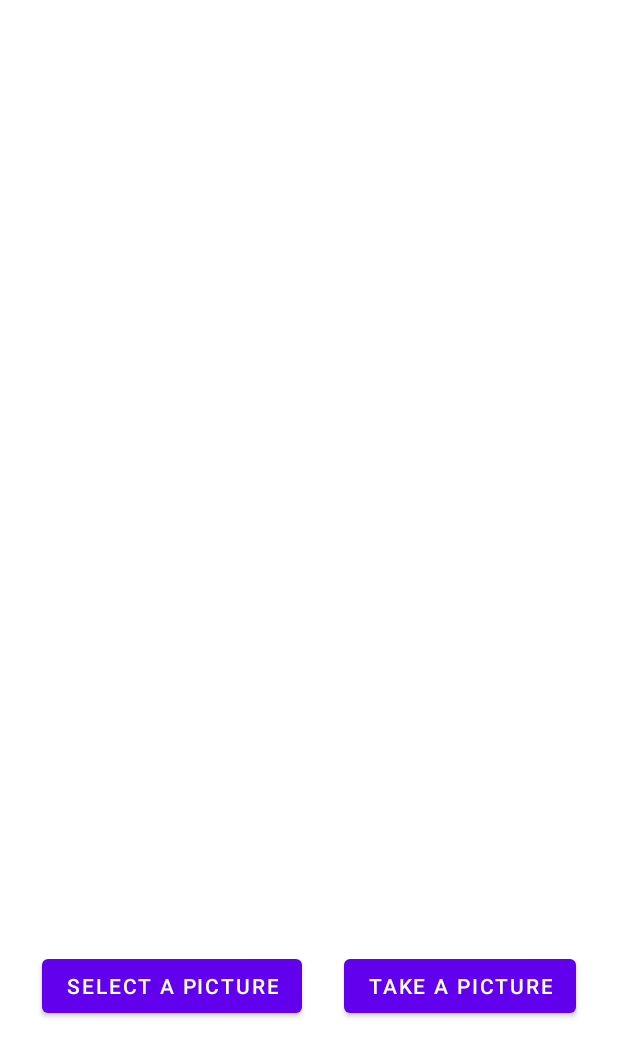
After one commit to arcreane/android-flappy-face, an Android app: the GalleryActivity screen opened directly, with no data from a screen before it, on a phone screen of 412 x 824 dp. The commit adds this screen. Shown: the top 1057 px of the screen. Run offline under Robolectric (Android 15) with nearby library versions, the phone set to English and light mode, and no system bars.

Commit message:
Version 1 de la partie prise de photo et selection d'une photo dans la gallerie

```diff
--- /dev/null
+++ b/app/src/main/java/flappy/face/GalleryActivity.java
@@ -0,0 +1,110 @@
+package flappy.face;
+
+import androidx.appcompat.app.AppCompatActivity;
+
+import android.app.Activity;
+import android.content.Intent;
+import android.content.pm.PackageManager;
+import android.graphics.Bitmap;
+import android.graphics.BitmapFactory;
+import android.hardware.Camera;
+import android.os.Bundle;
+import android.util.Log;
+import android.view.View;
+import android.widget.Button;
+import android.widget.ImageView;
+import android.widget.Toast;
+
+import java.io.FileNotFoundException;
+import java.io.IOException;
+import java.io.InputStream;
+
+public class GalleryActivity extends AppCompatActivity {
+
+    private static final int REQUEST_TAKE_PHOTO = 1;
+    private Bitmap bitmap;
+    private ImageView imageView;
+
+    public final static String DEBUG_TAG = "MakePhotoActivity";
+    private Camera camera;
+
+    @Override
+    protected void onCreate(Bundle savedInstanceState) {
+        super.onCreate(savedInstanceState);
+        setContentView(R.layout.activity_gallery);
+        Button takePictureButton = findViewById(R.id.button_gallery);
+        imageView = findViewById(R.id.imageview);
+
+        //takePictureButton.setOnClickListener(this);
+        Dowehavecamera();
+    }
+    private void Dowehavecamera() {
+        if (!getPackageManager()
+                .hasSystemFeature(PackageManager.FEATURE_CAMERA_ANY)) {
+            Toast.makeText(this, "No camera on this device", Toast.LENGTH_LONG)
+                    .show();
+        } else {
+            int cameraId = findFrontFacingCamera();
+            if (cameraId < 0) {
+                Toast.makeText(this, "No front facing camera found.",
+                        Toast.LENGTH_LONG).show();
+            } else {
+                camera = Camera.open(cameraId);
+            }
+        }
+    }
+    private int findFrontFacingCamera() {
+        int cameraId = -1;
+        // Search for the front facing camera
+        int numberOfCameras = Camera.getNumberOfCameras();
+        for (int i = 0; i < numberOfCameras; i++) {
+            Camera.CameraInfo info = new Camera.CameraInfo();
+            Camera.getCameraInfo(i, info);
+            if (info.facing == Camera.CameraInfo.CAMERA_FACING_BACK) {
+                Log.d(DEBUG_TAG, "Camera found");
+                cameraId = i;
+                break;
+            }
+        }
+        return cameraId;
+    }
+
+    public void select(View view) {
+        Intent intent = new Intent();
+        intent.setType("image/*");
+        intent.setAction(Intent.ACTION_GET_CONTENT);
+        intent.addCategory(Intent.CATEGORY_OPENABLE);
+        startActivityForResult(intent, REQUEST_TAKE_PHOTO);
+    }
+    @Override
+    public void onActivityResult(int requestCode, int resultCode, Intent data) {
+        super.onActivityResult(requestCode, resultCode, data);
+        InputStream stream = null;
+        if (requestCode == REQUEST_TAKE_PHOTO && resultCode == Activity.RESULT_OK)
+            try {
+                // recyle unused bitmaps
+                if (bitmap != null) {
+                    bitmap.recycle();
+                }
+                stream = this.getContentResolver().openInputStream(data.getData());
+                bitmap = BitmapFactory.decodeStream(stream);
+                data.getData().getPath();
+                imageView.setImageBitmap(bitmap);
+            } catch (FileNotFoundException e) {
+                e.printStackTrace();
+            } finally {
+                if (stream != null)
+                    try {
+                        stream.close();
+                    } catch (IOException e) {
+                        e.printStackTrace();
+                    }
+            }
+    }
+
+    public void take(View view) {
+        camera.startPreview();
+        camera.takePicture(null, null,
+                new PhotoHandler(getApplicationContext(),imageView));
+    }
+}
--- /dev/null
+++ b/app/src/main/res/layout/activity_gallery.xml
@@ -0,0 +1,40 @@
+<?xml version="1.0" encoding="utf-8"?>
+<androidx.constraintlayout.widget.ConstraintLayout xmlns:android="http://schemas.android.com/apk/res/android"
+    xmlns:app="http://schemas.android.com/apk/res-auto"
+    xmlns:tools="http://schemas.android.com/tools"
+    android:layout_width="match_parent"
+    android:layout_height="match_parent"
+    tools:context=".GalleryActivity">
+    <ImageView
+        android:id="@+id/imageview"
+        android:layout_width="match_parent"
+        android:layout_height="450dp"
+        android:layout_marginTop="40dp"
+        app:layout_constraintEnd_toEndOf="parent"
+        app:layout_constraintStart_toStartOf="parent"
+        app:layout_constraintTop_toTopOf="parent"
+        android:contentDescription="selectedImage" />
+
+    <Button
+        android:id="@+id/button_gallery"
+        android:layout_width="wrap_content"
+        android:layout_height="wrap_content"
+        android:onClick="select"
+        android:text="Select a picture"
+        app:layout_constraintBottom_toBottomOf="parent"
+        app:layout_constraintEnd_toStartOf="@id/button_camera"
+        app:layout_constraintStart_toStartOf="parent"
+        app:layout_constraintTop_toBottomOf="@id/imageview" />
+
+    <Button
+        android:id="@+id/button_camera"
+        android:layout_width="wrap_content"
+        android:layout_height="wrap_content"
+        android:onClick="take"
+        android:text="Take a picture"
+        app:layout_constraintBottom_toBottomOf="parent"
+        app:layout_constraintEnd_toEndOf="parent"
+        app:layout_constraintStart_toEndOf="@id/button_gallery"
+        app:layout_constraintTop_toBottomOf="@id/imageview" />
+
+</androidx.constraintlayout.widget.ConstraintLayout>
```
Also changed, not shown: app/src/main/AndroidManifest.xml (+8 -0 lines), app/src/main/java/flappy/face/MainActivity.java (+18 -2 lines), app/src/main/java/flappy/face/PhotoHandler.java (added, +69 -0 lines), app/src/main/res/layout/activity_main.xml (+12 -3 lines).
